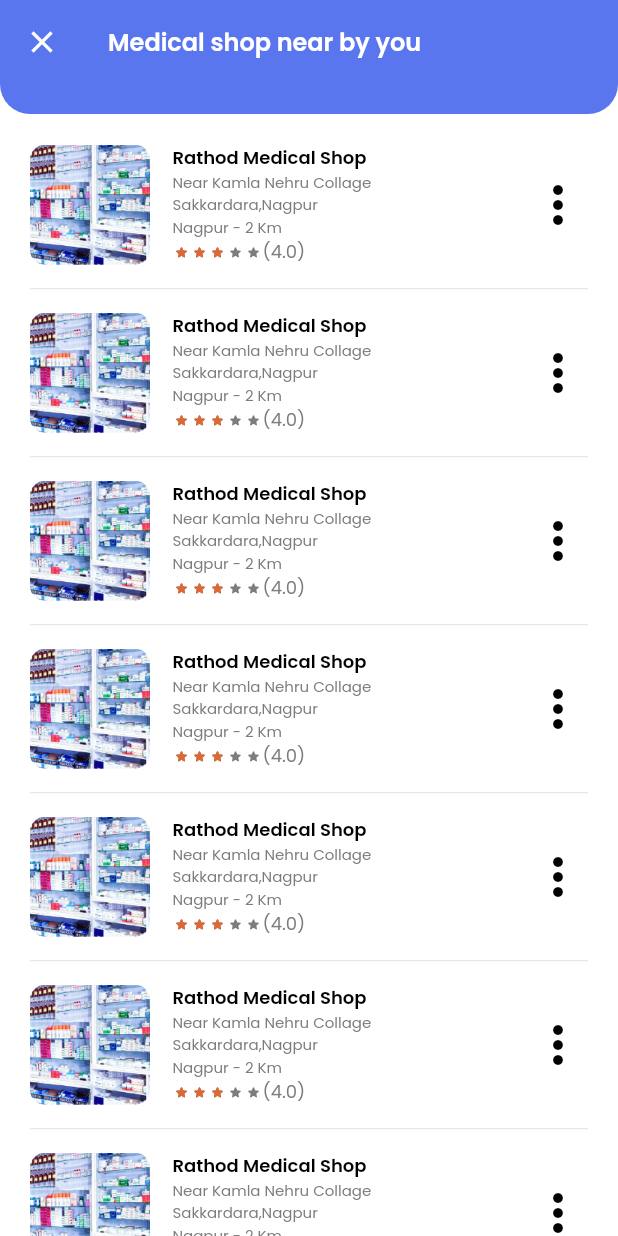
After one commit to codeforany/medicare_app_flutter, a Flutter app: the MedicalShopListScreen screen opened directly, on a phone screen of 412 x 824 dp. The commit adds this screen. Run offline on Flutter 3.47's test engine with Material 3 defaults, Android fonts, the light colour scheme and no system bars; drawn by our look-alikes of flutter_rating_stars; our stand-ins replace calendar_date_picker2, dotted_line, flutter_otp_text_field; missing offline and left inert: fl_country_code_picker.

Commit message:
medical shop list screen added

```diff
--- a/lib/screen/home/home_tab_screen.dart
+++ b/lib/screen/home/home_tab_screen.dart
@@ -5,6 +5,7 @@ import 'package:medicare/common_widget/section_row.dart';
 import 'package:medicare/screen/home/category_filter_screen.dart';
 import 'package:medicare/screen/home/chat/chat_message_screen.dart';
 import 'package:medicare/screen/home/doctor_cell.dart';
+import 'package:medicare/screen/home/medical_shop/medical_shop_list_screen.dart';
 import 'package:medicare/screen/home/shop_cell.dart';
 
 class HomeTabScreen extends StatefulWidget {
@@ -149,7 +150,9 @@ class _HomeTabScreenState extends State<HomeTabScreen> {
                       ),
                   itemCount: nearDoctorArr.length),
             ),
-            SectionRow(title: "Medical Shop near by you", onPressed: () {}),
+            SectionRow(title: "Medical Shop near by you", onPressed: () {
+              context.push( const MedicalShopListScreen() );
+            }),
             SizedBox(
               height: 220,
               child: ListView.separated(
--- /dev/null
+++ b/lib/screen/home/medical_shop/medical_shop_list_screen.dart
@@ -0,0 +1,70 @@
+import 'package:flutter/material.dart';
+import 'package:flutter_rating_stars/flutter_rating_stars.dart';
+import 'package:medicare/common/color_extension.dart';
+import 'package:medicare/screen/home/medical_shop/shop_row.dart';
+
+class MedicalShopListScreen extends StatefulWidget {
+  const MedicalShopListScreen({super.key});
+
+  @override
+  State<MedicalShopListScreen> createState() => _MedicalShopListScreenState();
+}
+
+class _MedicalShopListScreenState extends State<MedicalShopListScreen> {
+  @override
+  Widget build(BuildContext context) {
+    return Scaffold(
+      appBar: AppBar(
+        leading: IconButton(
+          onPressed: () {},
+          icon: const Icon(
+            Icons.close,
+            color: Colors.white,
+          ),
+        ),
+        centerTitle: false,
+        title: const Text(
+          "Medical shop near by you",
+          style: TextStyle(
+            color: Colors.white,
+            fontSize: 16,
+            fontWeight: FontWeight.w600,
+          ),
+        ),
+      ),
+      backgroundColor: Colors.white,
+      body: Column(
+        children: [
+          Container(
+            height: 20,
+            decoration: BoxDecoration(
+                color: TColor.primary,
+                borderRadius: const BorderRadius.only(
+                    bottomLeft: Radius.circular(20),
+                    bottomRight: Radius.circular(20))),
+          ),
+          Expanded(
+              child: ListView.separated(
+            padding: const EdgeInsets.symmetric(
+              horizontal: 20,
+              vertical: 20,
+            ),
+            itemBuilder: (context, index) {
+              return ShopRow(onPressed: (){
+
+              }, obj: {});
+            },
+            separatorBuilder: (context, index) => const Padding(
+              padding: const EdgeInsets.symmetric(vertical: 15),
+              child: Divider(
+                color: Colors.black12,
+                height: 1,
+              ),
+            ),
+            itemCount: 20,
+          ))
+        ],
+      ),
+    );
+  }
+}
--- /dev/null
+++ b/lib/screen/home/medical_shop/shop_row.dart
@@ -0,0 +1,100 @@
+import 'package:flutter/material.dart';
+import 'package:flutter_rating_stars/flutter_rating_stars.dart';
+import 'package:medicare/common/color_extension.dart';
+
+class ShopRow extends StatelessWidget {
+  final Map obj;
+  final VoidCallback onPressed;
+
+  const ShopRow({super.key, required this.onPressed, required this.obj});
+
+  @override
+  Widget build(BuildContext context) {
+    return InkWell(
+      onTap: onPressed,
+      child: Row(
+        children: [
+          ClipRRect(
+            borderRadius: BorderRadius.circular(10),
+            child: Image.asset(
+              "assets/img/ms1.png",
+              width: 80,
+              height: 80,
+              fit: BoxFit.cover,
+            ),
+          ),
+          const SizedBox(
+            width: 15,
+          ),
+          Expanded(
+              child: Column(
+            crossAxisAlignment: CrossAxisAlignment.start,
+            children: [
+              Text(
+                "Rathod Medical Shop",
+                style: TextStyle(
+                  color: TColor.black,
+                  fontSize: 12,
+                  fontWeight: FontWeight.w600,
+                ),
+              ),
+              Text(
+                "Near Kamla Nehru Collage\nSakkardara,Nagpur\nNagpur - 2 Km",
+                style: TextStyle(
+                  color: TColor.secondaryText,
+                  fontSize: 10,
+                ),
+              ),
+              Row(
+                children: [
+                  IgnorePointer(
+                    ignoring: true,
+                    child: RatingStars(
+                      value: 3,
+                      onValueChanged: (v) {},
+                      starCount: 5,
+                      starSize: 10,
+                      valueLabelColor: const Color(0xff9b9b9b),
+                      valueLabelTextStyle: const TextStyle(
+                          color: Colors.white,
+                          fontWeight: FontWeight.w400,
+                          fontStyle: FontStyle.normal,
+                          fontSize: 12.0),
+                      valueLabelRadius: 0,
+                      maxValue: 5,
+                      starSpacing: 2,
+                      maxValueVisibility: true,
+                      valueLabelVisibility: false,
+                      animationDuration: const Duration(milliseconds: 1000),
+                      valueLabelPadding: const EdgeInsets.symmetric(
+                          vertical: 1, horizontal: 8),
+                      valueLabelMargin: const EdgeInsets.only(right: 8),
+                      starOffColor: const Color(0xff7c7c7c),
+                      starColor: const Color(0xffDE6732),
+                    ),
+                  ),
+                  Text(
+                    "(4.0)",
+                    maxLines: 2,
+                    style: TextStyle(
+                      color: TColor.secondaryText,
+                      fontSize: 12,
+                    ),
+                  )
+                ],
+              ),
+            ],
+          )),
+          InkWell(
+            onTap: () {},
+            child: Icon(
+              Icons.more_vert,
+              color: TColor.black,
+              size: 40,
+            ),
+          )
+        ],
+      ),
+    );
+  }
+}
```
Also changed, not shown: assets/img/ms1.png (added).
